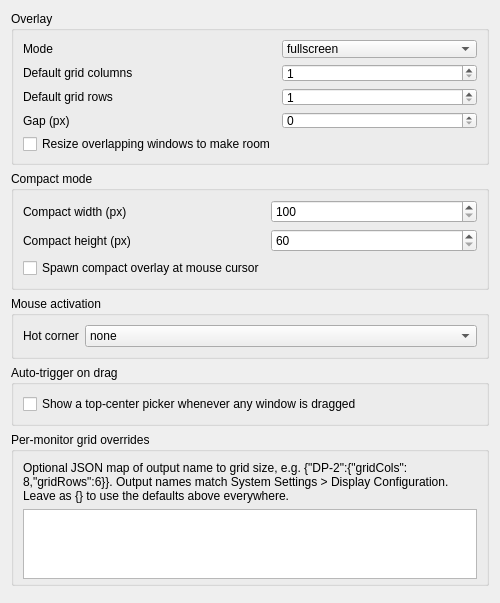
Old version of the form kwinscript/contents/ui/config.ui in the repository Ivan-Malinovski/divvygrid.
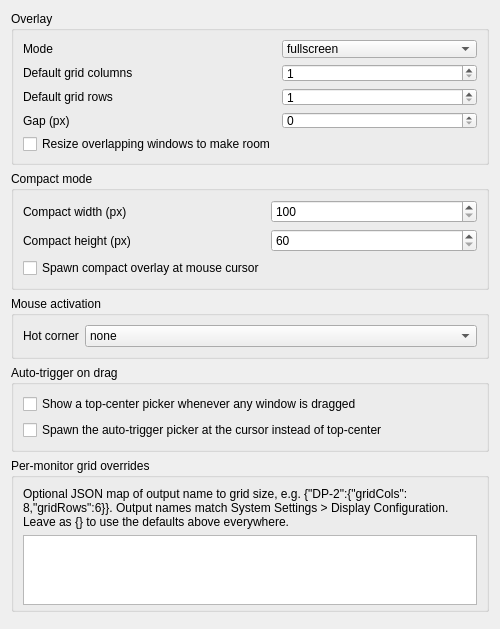
New version of the form.

Commit message: Add autoAtCursor option; trail drag direction; clear anchor on exit

```diff
--- a/kwinscript/contents/ui/config.ui
+++ b/kwinscript/contents/ui/config.ui
@@ -207,6 +207,13 @@
         </property>
        </widget>
       </item>
+      <item row="1" column="0">
+       <widget class="QCheckBox" name="kcfg_autoAtCursor">
+        <property name="text">
+         <string>Spawn the auto-trigger picker at the cursor instead of top-center</string>
+        </property>
+       </widget>
+      </item>
      </layout>
     </widget>
    </item>
```
The commit also changes 4 other files.
